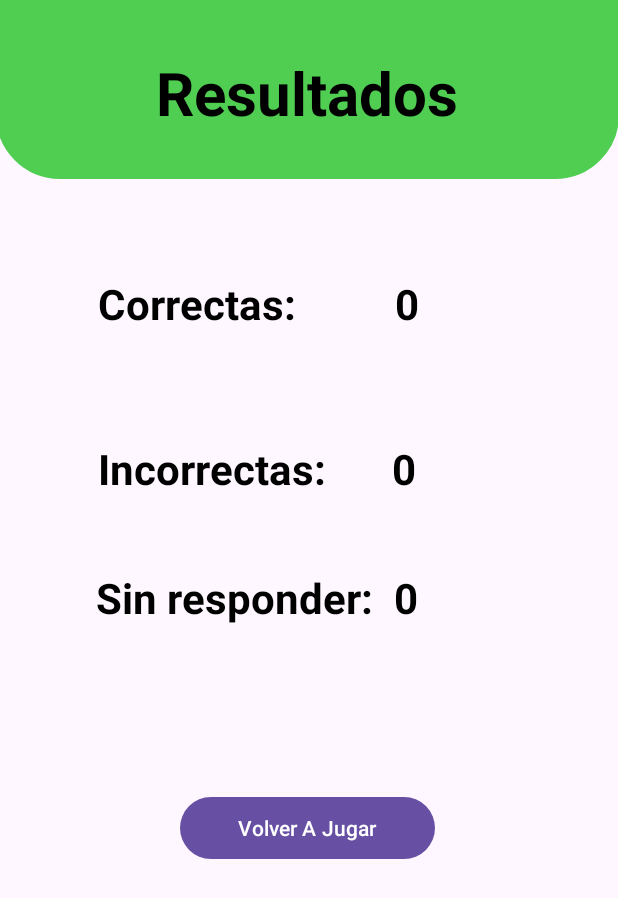
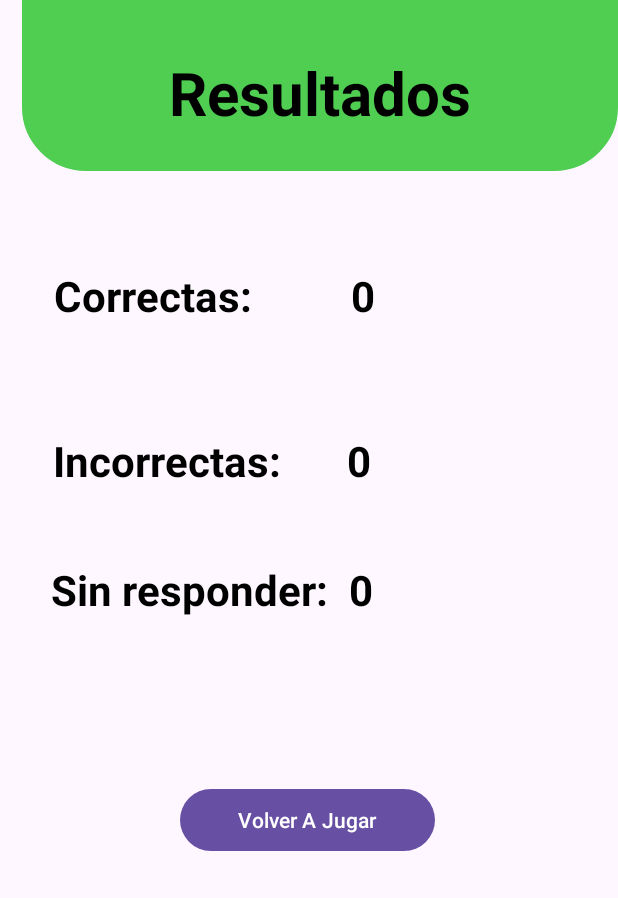
Before and after one commit to RCT4H3/LAB3_20210535, an Android app: the StatsActivity screen opened directly, with no data from a screen before it, on a phone screen of 412 x 824 dp. Shown: the top 898 px of the screen. Run offline under Robolectric (Android 15) with nearby library versions, the phone set to English and light mode, and no system bars.

Commit message:
Ahora sÃìi, the last

```diff
--- a/app/src/main/java/com/carlosdev/teletrivia/TriviaActivity.java
+++ b/app/src/main/java/com/carlosdev/teletrivia/TriviaActivity.java
@@ -93,7 +93,7 @@ public class TriviaActivity extends AppCompatActivity {
             try {
                 int categoryId = mapCategoria(category);
                 String urlStr = String.format(
-                        "https://opentdb.com/api.php?amount=%d&category=%d&difficulty=%s&type=multiple",
+                        "https://opentdb.com/api.php?amount=%d&category=%d&difficulty=%s&type=boolean",
                         amount, categoryId, difficulty
                 );
 
--- a/app/src/main/res/layout/activity_stats.xml
+++ b/app/src/main/res/layout/activity_stats.xml
@@ -9,8 +9,8 @@
 
     <androidx.constraintlayout.widget.ConstraintLayout
         android:id="@+id/Holam"
-        android:layout_width="415dp"
-        android:layout_height="119dp"
+        android:layout_width="397dp"
+        android:layout_height="114dp"
         android:background="@drawable/rounded_background_6"
         app:layout_constraintEnd_toEndOf="parent"
         app:layout_constraintHorizontal_bias="1.0"
@@ -37,7 +37,7 @@
         android:id="@+id/textView6"
         android:layout_width="wrap_content"
         android:layout_height="wrap_content"
-        android:layout_marginStart="64dp"
+        android:layout_marginStart="34dp"
         android:layout_marginTop="64dp"
         android:text="@string/txtCorrectas"
         android:textColor="@color/black"
@@ -51,7 +51,7 @@
     <TextView
         android:id="@+id/textView7"
         android:layout_width="wrap_content"
-        android:layout_marginStart="64dp"
+        android:layout_marginStart="34dp"
         android:layout_height="wrap_content"
         android:layout_marginTop="72dp"
         android:text="@string/txtIncorrectas"
@@ -111,7 +111,7 @@
         android:textColor="@color/black"
         android:textSize="28sp"
         android:textStyle="bold"
-        android:layout_marginStart="64dp"
+        android:layout_marginStart="34dp"
         android:layout_marginTop="48dp"
         android:text="@string/txtSinResponder"
         app:layout_constraintEnd_toEndOf="parent"
```
